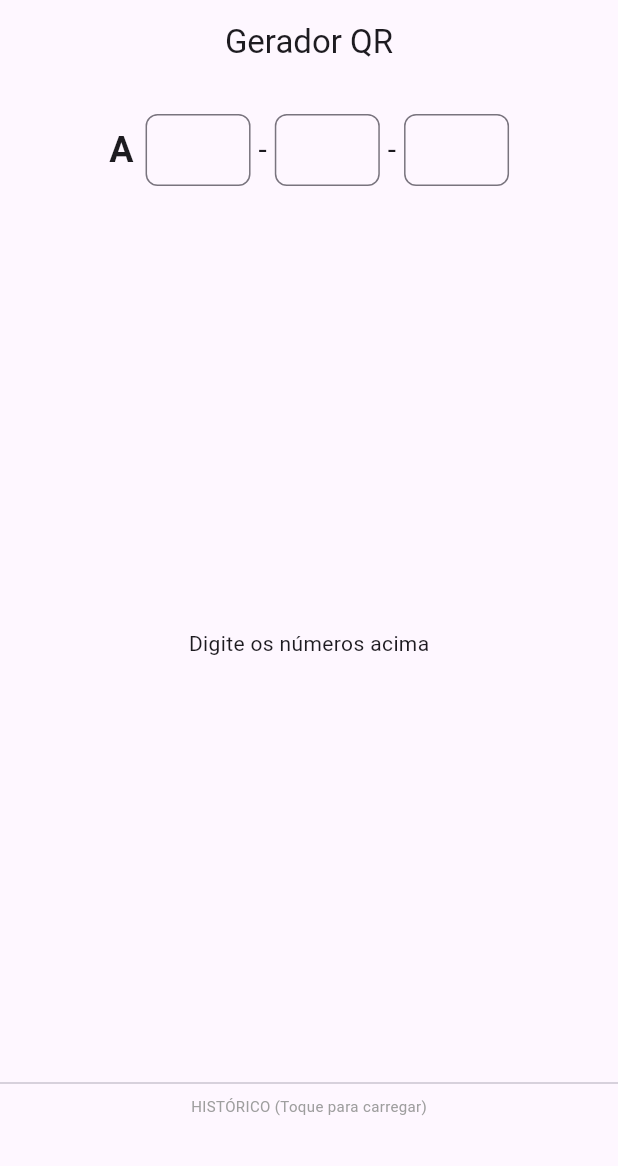
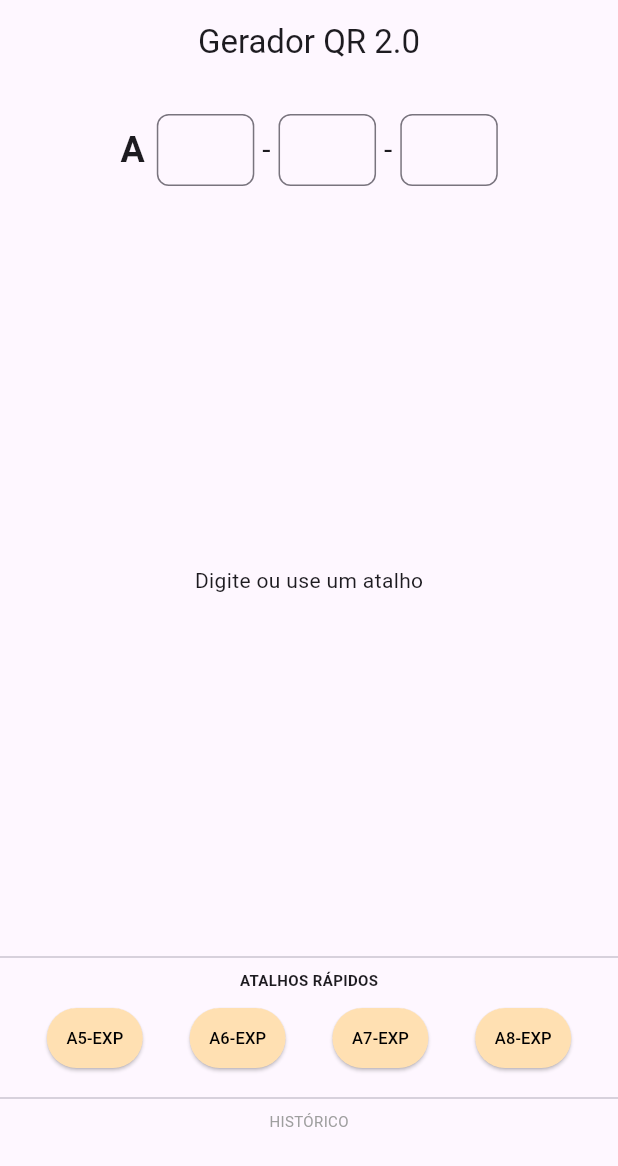
Before and after one commit to PALAD1NO/gerador_qr, a Flutter app: the screen it shows after launch, on a phone screen of 412 x 824 dp. Shown: the top 1166 px of the screen. Run offline on Flutter 3.47's test engine with Material 3 defaults, Android fonts, the phone set to English and light mode, and no system bars; our stand-ins replace qr_flutter, screenshot, share_plus, shared_preferences.

Commit message:
Versão 2.0 - Atalhos, limite de 2 dígitos e orientação vertical fixa

```diff
--- a/lib/main.dart
+++ b/lib/main.dart
@@ -1,14 +1,20 @@
-import 'dart:io'; // Necessário para manipular arquivos
+import 'dart:io';
 import 'package:flutter/material.dart';
-import 'package:flutter/services.dart';
+import 'package:flutter/services.dart'; // Necessário para travar orientação e limite
 import 'package:qr_flutter/qr_flutter.dart';
 import 'package:shared_preferences/shared_preferences.dart';
 import 'package:share_plus/share_plus.dart';
-import 'package:screenshot/screenshot.dart'; // Para capturar a imagem
-import 'package:path_provider/path_provider.dart'; // Para salvar o arquivo temporário
+import 'package:screenshot/screenshot.dart';
+import 'package:path_provider/path_provider.dart';
 
 void main() {
-  runApp(const MyApp());
+  // PASSO 1: Travar a orientação vertical
+  WidgetsFlutterBinding.ensureInitialized();
+  SystemChrome.setPreferredOrientations([
+    DeviceOrientation.portraitUp,
+  ]).then((_) {
+    runApp(const MyApp());
+  });
 }
 
 class MyApp extends StatelessWidget {
@@ -18,7 +24,7 @@ class MyApp extends StatelessWidget {
   Widget build(BuildContext context) {
     return MaterialApp(
       debugShowCheckedModeBanner: false,
-      title: 'Gerador QR Pro',
+      title: 'Gerador QR Pro 2.0',
       theme: ThemeData(primarySwatch: Colors.indigo, useMaterial3: true),
       home: const PaginaGeradorQR(),
     );
@@ -36,8 +42,6 @@ class _PaginaGeradorQRState extends State<PaginaGeradorQR> {
   final TextEditingController _cont1 = TextEditingController();
   final TextEditingController _cont2 = TextEditingController();
   final TextEditingController _cont3 = TextEditingController();
-
-  // Controlador para capturar a imagem do QR Code
   final ScreenshotController _screenshotController = ScreenshotController();
 
   String _dadosParaQR = "";
@@ -66,17 +70,15 @@ class _PaginaGeradorQRState extends State<PaginaGeradorQR> {
       }
     });
     await prefs.setStringList('historico_qr', _historico);
-    ScaffoldMessenger.of(context).showSnackBar(const SnackBar(content: Text("Salvo no histórico!")));
   }
 
-  void _recuperarDoHistorico(String codigo) {
-    String puro = codigo.replaceFirst('A', '');
-    List<String> partes = puro.split('-');
+  // Função para os Atalhos Rápidos (A5-EXP, etc)
+  void _gerarAtalho(String codigo) {
     setState(() {
-      _cont1.text = partes.isNotEmpty ? partes[0] : "";
-      _cont2.text = partes.length > 1 ? partes[1] : "";
-      _cont3.text = partes.length > 2 ? partes[2] : "";
-      _atualizarCodigo();
+      _cont1.clear();
+      _cont2.clear();
+      _cont3.clear();
+      _dadosParaQR = codigo;
     });
   }
 
@@ -93,25 +95,14 @@ class _PaginaGeradorQRState extends State<PaginaGeradorQR> {
     });
   }
 
-  // FUNÇÃO PARA COMPARTILHAR A IMAGEM
   Future<void> _compartilharImagem() async {
     try {
-      // 1. Captura a imagem do widget
       final Uint8List? image = await _screenshotController.capture();
-
       if (image != null) {
-        // 2. Obtém diretório temporário do celular
         final directory = await getTemporaryDirectory();
         final imagePath = await File('${directory.path}/qrcode_gerado.png').create();
-
-        // 3. Grava os bytes da imagem no arquivo
         await imagePath.writeAsBytes(image);
-
-        // 4. Compartilha o arquivo
-        await Share.shareXFiles(
-          [XFile(imagePath.path)],
-          text: 'Código: $_dadosParaQR',
-        );
+        await Share.shareXFiles([XFile(imagePath.path)], text: 'Código: $_dadosParaQR');
       }
     } catch (e) {
       debugPrint("Erro ao compartilhar: $e");
@@ -121,9 +112,10 @@ class _PaginaGeradorQRState extends State<PaginaGeradorQR> {
   @override
   Widget build(BuildContext context) {
     return Scaffold(
-      appBar: AppBar(title: const Text("Gerador QR"), centerTitle: true),
+      appBar: AppBar(title: const Text("Gerador QR 2.0"), centerTitle: true),
       body: Column(
         children: [
+          // ÁREA DOS CAMPOS (PASSO 2: Limite de 2 números)
           Padding(
             padding: const EdgeInsets.symmetric(vertical: 20, horizontal: 10),
             child: Row(
@@ -143,21 +135,20 @@ class _PaginaGeradorQRState extends State<PaginaGeradorQR> {
           Expanded(
             child: Center(
               child: _dadosParaQR.isEmpty
-                ? const Text("Digite os números acima")
+                ? const Text("Digite ou use um atalho")
                 : Column(
                     mainAxisAlignment: MainAxisAlignment.center,
                     children: [
-                      // O Screenshot envolve apenas o que queremos "fotografar"
                       Screenshot(
                         controller: _screenshotController,
                         child: Container(
-                          color: Colors.white, // Fundo branco para o QR sair nítido
+                          color: Colors.white,
                           padding: const EdgeInsets.all(15),
                           child: QrImageView(data: _dadosParaQR, size: 250),
                         ),
                       ),
                       Text(_dadosParaQR, style: const TextStyle(fontSize: 30, fontWeight: FontWeight.bold, color: Colors.indigo)),
-                      const SizedBox(height: 20),
+                      const SizedBox(height: 15),
                       Row(
                         mainAxisAlignment: MainAxisAlignment.center,
                         children: [
@@ -171,21 +162,41 @@ class _PaginaGeradorQRState extends State<PaginaGeradorQR> {
             ),
           ),
 
+          // PASSO 3: BARRA DE ATALHOS FIXOS
           const Divider(),
-          const Text("HISTÓRICO (Toque para carregar)", style: TextStyle(fontSize: 10, color: Colors.grey)),
+          const Text("ATALHOS RÁPIDOS", style: TextStyle(fontSize: 10, fontWeight: FontWeight.bold)),
+          Padding(
+            padding: const EdgeInsets.symmetric(vertical: 8),
+            child: Row(
+              mainAxisAlignment: MainAxisAlignment.spaceEvenly,
+              children: [
+                _botaoAtalho("A5-EXP"),
+                _botaoAtalho("A6-EXP"),
+                _botaoAtalho("A7-EXP"),
+                _botaoAtalho("A8-EXP"),
+              ],
+            ),
+          ),
+
+          // HISTÓRICO
+          const Divider(),
+          const Text("HISTÓRICO", style: TextStyle(fontSize: 10, color: Colors.grey)),
           Container(
-            height: 80,
-            padding: const EdgeInsets.only(bottom: 10),
+            height: 70,
+            padding: const EdgeInsets.only(bottom: 5),
             child: ListView.builder(
               scrollDirection: Axis.horizontal,
               itemCount: _historico.length,
               itemBuilder: (context, index) => GestureDetector(
-                onTap: () => _recuperarDoHistorico(_historico[index]),
+                onTap: () {
+                   setState(() {
+                     _dadosParaQR = _historico[index];
+                   });
+                },
                 child: Card(
-                  color: Colors.grey[100],
                   child: Padding(
-                    padding: const EdgeInsets.symmetric(horizontal: 15, vertical: 8),
-                    child: Center(child: Text(_historico[index], style: const TextStyle(fontWeight: FontWeight.bold))),
+                    padding: const EdgeInsets.symmetric(horizontal: 12),
+                    child: Center(child: Text(_historico[index])),
                   ),
                 ),
               ),
@@ -196,13 +207,29 @@ class _PaginaGeradorQRState extends State<PaginaGeradorQR> {
     );
   }
 
+  // Widget para os botões de atalho
+  Widget _botaoAtalho(String label) {
+    return ElevatedButton(
+      style: ElevatedButton.styleFrom(
+        backgroundColor: Colors.orange.shade100,
+        padding: const EdgeInsets.symmetric(horizontal: 8),
+      ),
+      onPressed: () => _gerarAtalho(label),
+      child: Text(label, style: const TextStyle(fontSize: 11, color: Colors.black)),
+    );
+  }
+
   Widget _campoNumerico(TextEditingController controller) {
     return SizedBox(
-      width: 70,
+      width: 65,
       child: TextField(
         controller: controller,
         keyboardType: TextInputType.number,
-        inputFormatters: [FilteringTextInputFormatter.digitsOnly],
+        // PASSO 2: Limitar a apenas 2 dígitos
+        inputFormatters: [
+          FilteringTextInputFormatter.digitsOnly,
+          LengthLimitingTextInputFormatter(2),
+        ],
         textAlign: TextAlign.center,
         style: const TextStyle(fontSize: 18, fontWeight: FontWeight.bold),
         onChanged: (_) => _atualizarCodigo(),
@@ -220,7 +247,6 @@ class _PaginaGeradorQRState extends State<PaginaGeradorQR> {
       onPressed: acao,
       icon: Icon(icone),
       label: Text(rotulo),
-      style: ElevatedButton.styleFrom(padding: const EdgeInsets.symmetric(horizontal: 20, vertical: 10)),
     );
   }
 }
```
